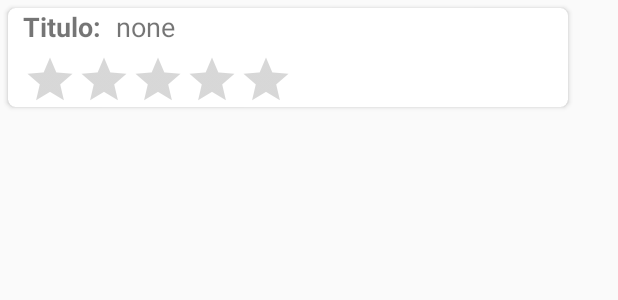
After one commit to joaoGabriel55/MeusLivros_V2, an Android app: the layout card_layout.xml on its own in the app's theme, with its tools: preview values and no code run, on a phone screen of 412 x 824 dp. The commit adds this screen. Shown: the top 300 px of the screen. Run offline under Robolectric (Android 15) with nearby library versions, the phone set to English and light mode, and no system bars.

Commit message:
Há uma luz ainda...

```diff
--- a/app/build.gradle
+++ b/app/build.gradle
@@ -35,6 +35,7 @@ dependencies {
 
     compile 'com.android.support:design:26+'
     compile 'com.android.support:recyclerview-v7:26+'
+    compile 'com.android.support:cardview-v7:26+'
 
     testCompile 'junit:junit:4.12'
     annotationProcessor 'com.jakewharton:butterknife-compiler:8.8.1'
--- a/app/src/main/res/layout/activity_main5.xml
+++ b/app/src/main/res/layout/activity_main5.xml
@@ -7,9 +7,9 @@
     android:orientation="horizontal"
     tools:context="com.example.quaresma.meuslivros_v2.Main5Activity">
 
-    <ListView
+    <android.support.v7.widget.RecyclerView
+        android:id="@+id/recyclerview"
         android:layout_width="match_parent"
-        android:layout_height="match_parent"
-        android:id="@+id/minhalista"></ListView>
+        android:layout_height="match_parent" />
 
 </RelativeLayout>
--- /dev/null
+++ b/app/src/main/res/layout/card_layout.xml
@@ -0,0 +1,60 @@
+<?xml version="1.0" encoding="utf-8"?>
+<android.support.v7.widget.CardView xmlns:android="http://schemas.android.com/apk/res/android"
+    xmlns:app="http://schemas.android.com/apk/res-auto"
+    android:layout_width="wrap_content"
+    android:layout_height="wrap_content"
+
+    android:layout_margin="5dp"
+    android:clickable="true"
+
+    android:focusable="true"
+
+    android:foreground="?android:attr/selectableItemBackground"
+    app:cardBackgroundColor="@color/cardview_light_background"
+    app:cardCornerRadius="5dp">
+
+    <LinearLayout
+        android:layout_width="373dp"
+        android:layout_height="match_parent"
+        android:gravity="center_vertical"
+        android:orientation="vertical">
+
+        <LinearLayout
+            android:layout_width="373dp"
+            android:layout_height="match_parent"
+            android:gravity="center_vertical"
+            android:orientation="horizontal">
+
+            <TextView
+                android:id="@+id/textView9"
+                android:layout_width="wrap_content"
+                android:layout_height="wrap_content"
+                android:layout_marginLeft="10dp"
+                android:text="Titulo:"
+                android:textAlignment="textStart"
+                android:textAllCaps="false"
+                android:textSize="18sp"
+                android:textStyle="bold" />
+
+            <TextView
+                android:id="@+id/title2"
+                android:layout_width="wrap_content"
+                android:layout_height="wrap_content"
+                android:layout_marginLeft="10dp"
+                android:text="none"
+                android:textSize="18sp" />
+
+        </LinearLayout>
+
+        <RatingBar
+            android:id="@+id/nota"
+            style="@style/Base.Widget.AppCompat.RatingBar.Indicator"
+            android:layout_width="wrap_content"
+            android:layout_height="wrap_content"
+            android:layout_marginLeft="10dp"
+            android:layout_marginTop="5dp"
+            android:clickable="false" />
+    </LinearLayout>
+
+
+</android.support.v7.widget.CardView>
```
Also changed, not shown: app/src/main/java/com/example/quaresma/meuslivros_v2/Main5Activity.java (+21 -105 lines), app/src/main/java/com/example/quaresma/meuslivros_v2/MyRecyclerView.java (added, +65 -0 lines), app/src/main/java/com/example/quaresma/meuslivros_v2/ViewHolder.java (added, +26 -0 lines), app/src/main/java/com/example/quaresma/meuslivros_v2/holder/ViewHolder.java (deleted, +0 -27 lines), app/src/main/java/model/LivroAdapter.java (+41 -46 lines), app/src/main/res/layout/list_view.xml (deleted, +0 -45 lines).
